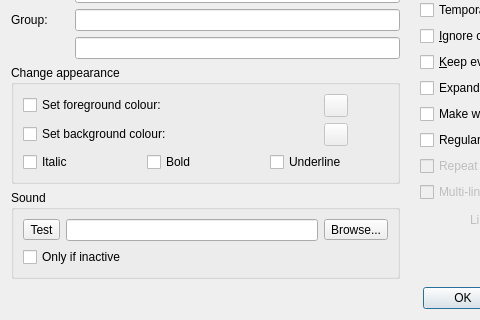
Old version of the form smushclient-qt/cpp/ui/worlddetails/triggeredit.ui in the repository jnbooth/smushclient; both pictures show x 0 to 480 and y 391 to 711 of the 600 by 711 pixel window.
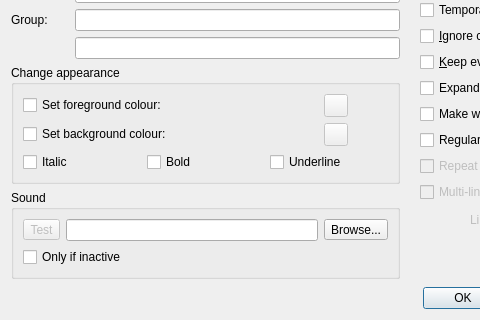
New version of the form. Icons and pictures are not drawn. Custom widgets are drawn as their Qt base class.

What changed in the file:
```diff
--- a/smushclient-qt/cpp/ui/worlddetails/triggeredit.ui
+++ b/smushclient-qt/cpp/ui/worlddetails/triggeredit.ui
@@ -359,6 +359,9 @@
               <property name="text">
                <string>Test</string>
               </property>
+              <property name="enabled">
+               <bool>false</bool>
+              </property>
               <property name="icon">
                <iconset theme="audio-volume-high-symbolic"/>
               </property>
```
